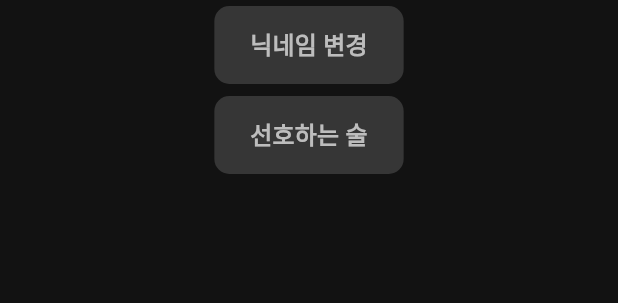
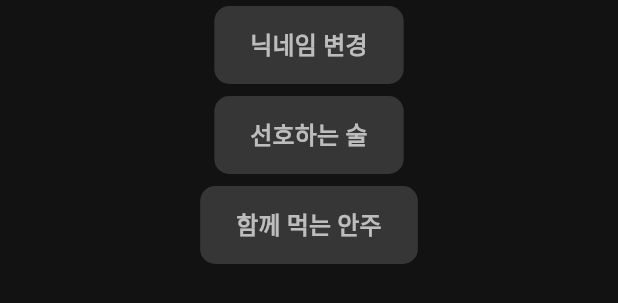
Before and after one commit to project-sulsul/SulSul-Android, a Flutter app: the MyPageScreen widget shown alone on an empty page, opened directly, on a phone screen of 412 x 824 dp. Shown: the top 303 px of the screen. Run offline on Flutter 3.47's test engine with Material 3 defaults, Android fonts, the phone set to English and light mode, and no system bars; our stand-ins replace dio, easy_rich_text, flutter_secure_storage, google_sign_in; missing offline and left inert: kakao_flutter_sdk_user; accounts and stored records are empty; Roboto replaces fonts that are missing (Pretendard).

Commit message:
feat: 함께 먹는 안주 선택 화면 확인 버튼 추가

```diff
--- a/lib/screens/my_page_screen.dart
+++ b/lib/screens/my_page_screen.dart
@@ -18,6 +18,10 @@ class MyPageScreen extends StatelessWidget {
             onPressed: () =>
                 Navigator.pushNamed(context, '/preference-alcohol'),
           ),
+          Button(
+            title: '함께 먹는 안주',
+            onPressed: () => Navigator.pushNamed(context, '/preference-food'),
+          ),
         ],
       ),
     );
```
